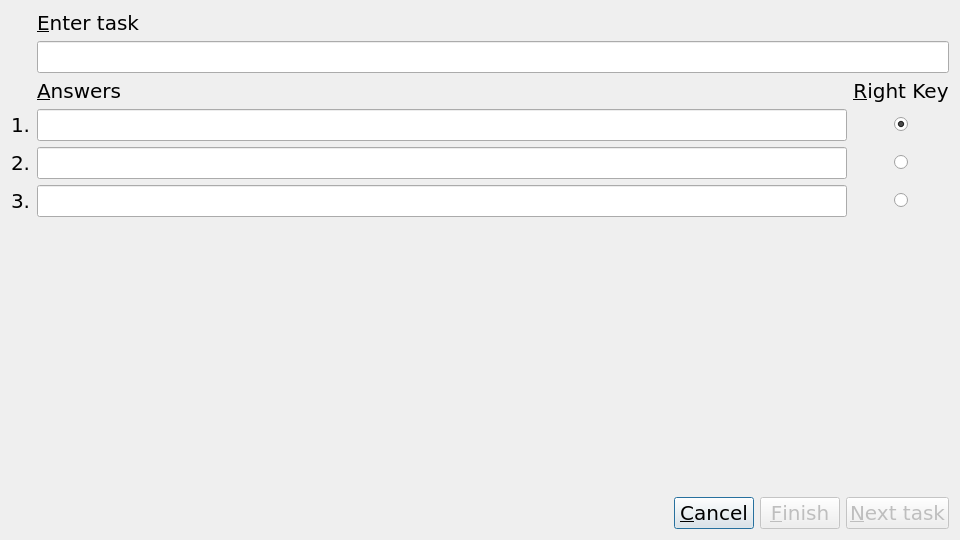
kusanekinov/CheckEng, file checkeng/dialogs/add_tasks/add_tasks.ui: the form before one commit.
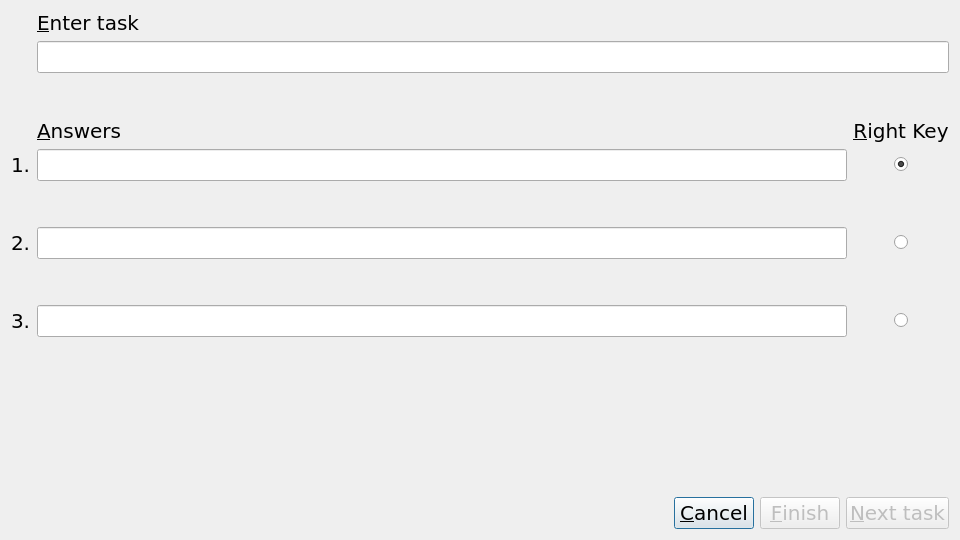
The form after the commit.

```diff
--- a/checkeng/dialogs/add_tasks/add_tasks.ui
+++ b/checkeng/dialogs/add_tasks/add_tasks.ui
@@ -27,8 +27,45 @@
   <layout class="QVBoxLayout" name="verticalLayout">
    <item>
     <layout class="QGridLayout" name="ql" columnstretch="0,2,0">
-     <item row="5" column="1">
-      <widget class="QLineEdit" name="le_answer1">
+     <item row="10" column="2">
+      <layout class="QHBoxLayout" name="horizontalLayout_4">
+       <item>
+        <spacer name="horizontalSpacer_7">
+         <property name="orientation">
+          <enum>Qt::Horizontal</enum>
+         </property>
+         <property name="sizeHint" stdset="0">
+          <size>
+           <width>40</width>
+           <height>20</height>
+          </size>
+         </property>
+        </spacer>
+       </item>
+       <item>
+        <widget class="QRadioButton" name="rb_answer3">
+         <property name="text">
+          <string/>
+         </property>
+        </widget>
+       </item>
+       <item>
+        <spacer name="horizontalSpacer_5">
+         <property name="orientation">
+          <enum>Qt::Horizontal</enum>
+         </property>
+         <property name="sizeHint" stdset="0">
+          <size>
+           <width>40</width>
+           <height>20</height>
+          </size>
+         </property>
+        </spacer>
+       </item>
+      </layout>
+     </item>
+     <item row="6" column="0">
+      <widget class="QLabel" name="label_3">
        <property name="font">
         <font>
          <family>DejaVu Sans</family>
@@ -37,13 +74,13 @@
          <bold>false</bold>
         </font>
        </property>
-       <property name="maxLength">
-        <number>256</number>
+       <property name="text">
+        <string>1.</string>
        </property>
       </widget>
      </item>
-     <item row="4" column="2">
-      <widget class="QLabel" name="label">
+     <item row="2" column="1" colspan="2">
+      <widget class="QLabel" name="l_task">
        <property name="font">
         <font>
          <family>DejaVu Sans</family>
@@ -53,18 +90,15 @@
         </font>
        </property>
        <property name="text">
-        <string>&amp;Right Key</string>
+        <string>&amp;Enter task</string>
        </property>
-       <property name="alignment">
-        <set>Qt::AlignCenter</set>
-       </property>
        <property name="buddy">
         <cstring>rb_answer1</cstring>
        </property>
       </widget>
      </item>
-     <item row="4" column="1">
-      <widget class="QLabel" name="label_2">
+     <item row="3" column="1" colspan="2">
+      <widget class="QLineEdit" name="le_task">
        <property name="font">
         <font>
          <family>DejaVu Sans</family>
@@ -73,15 +107,74 @@
          <bold>false</bold>
         </font>
        </property>
-       <property name="text">
-        <string>&amp;Answers</string>
+       <property name="maxLength">
+        <number>256</number>
        </property>
-       <property name="buddy">
-        <cstring>le_answer1</cstring>
+      </widget>
+     </item>
+     <item row="8" column="1">
+      <widget class="QLineEdit" name="le_answer2">
+       <property name="font">
+        <font>
+         <family>DejaVu Sans</family>
+         <pointsize>15</pointsize>
+         <weight>50</weight>
+         <bold>false</bold>
+        </font>
        </property>
       </widget>
      </item>
-     <item row="5" column="2">
+     <item row="8" column="2">
+      <layout class="QHBoxLayout" name="horizontalLayout_3">
+       <item>
+        <spacer name="horizontalSpacer_6">
+         <property name="orientation">
+          <enum>Qt::Horizontal</enum>
+         </property>
+         <property name="sizeHint" stdset="0">
+          <size>
+           <width>40</width>
+           <height>20</height>
+          </size>
+         </property>
+        </spacer>
+       </item>
+       <item>
+        <widget class="QRadioButton" name="rb_answer2">
+         <property name="text">
+          <string/>
+         </property>
+        </widget>
+       </item>
+       <item>
+        <spacer name="horizontalSpacer_4">
+         <property name="orientation">
+          <enum>Qt::Horizontal</enum>
+         </property>
+         <property name="sizeHint" stdset="0">
+          <size>
+           <width>40</width>
+           <height>20</height>
+          </size>
+         </property>
+        </spacer>
+       </item>
+      </layout>
+     </item>
+     <item row="9" column="1">
+      <spacer name="verticalSpacer_3">
+       <property name="orientation">
+        <enum>Qt::Vertical</enum>
+       </property>
+       <property name="sizeHint" stdset="0">
+        <size>
+         <width>20</width>
+         <height>40</height>
+        </size>
+       </property>
+      </spacer>
+     </item>
+     <item row="6" column="2">
       <layout class="QHBoxLayout" name="horizontalLayout_2">
        <item>
         <spacer name="horizontalSpacer_2">
@@ -135,89 +228,7 @@
        </item>
       </layout>
      </item>
-     <item row="7" column="2">
-      <layout class="QHBoxLayout" name="horizontalLayout_4">
-       <item>
-        <spacer name="horizontalSpacer_7">
-         <property name="orientation">
-          <enum>Qt::Horizontal</enum>
-         </property>
-         <property name="sizeHint" stdset="0">
-          <size>
-           <width>40</width>
-           <height>20</height>
-          </size>
-         </property>
-        </spacer>
-       </item>
-       <item>
-        <widget class="QRadioButton" name="rb_answer3">
-         <property name="text">
-          <string/>
-         </property>
-        </widget>
-       </item>
-       <item>
-        <spacer name="horizontalSpacer_5">
-         <property name="orientation">
-          <enum>Qt::Horizontal</enum>
-         </property>
-         <property name="sizeHint" stdset="0">
-          <size>
-           <width>40</width>
-           <height>20</height>
-          </size>
-         </property>
-        </spacer>
-       </item>
-      </layout>
-     </item>
-     <item row="6" column="0">
-      <widget class="QLabel" name="label_4">
-       <property name="font">
-        <font>
-         <family>DejaVu Sans</family>
-         <pointsize>15</pointsize>
-         <weight>50</weight>
-         <bold>false</bold>
-        </font>
-       </property>
-       <property name="text">
-        <string>2.</string>
-       </property>
-      </widget>
-     </item>
-     <item row="5" column="0">
-      <widget class="QLabel" name="label_3">
-       <property name="font">
-        <font>
-         <family>DejaVu Sans</family>
-         <pointsize>15</pointsize>
-         <weight>50</weight>
-         <bold>false</bold>
-        </font>
-       </property>
-       <property name="text">
-        <string>1.</string>
-       </property>
-      </widget>
-     </item>
-     <item row="6" column="1">
-      <widget class="QLineEdit" name="le_answer2">
-       <property name="font">
-        <font>
-         <family>DejaVu Sans</family>
-         <pointsize>15</pointsize>
-         <weight>50</weight>
-         <bold>false</bold>
-        </font>
-       </property>
-       <property name="maxLength">
-        <number>256</number>
-       </property>
-      </widget>
-     </item>
-     <item row="7" column="1">
+     <item row="10" column="1">
       <widget class="QLineEdit" name="le_answer3">
        <property name="font">
         <font>
@@ -232,7 +243,74 @@
        </property>
       </widget>
      </item>
-     <item row="7" column="0">
+     <item row="5" column="2">
+      <widget class="QLabel" name="label">
+       <property name="font">
+        <font>
+         <family>DejaVu Sans</family>
+         <pointsize>15</pointsize>
+         <weight>50</weight>
+         <bold>false</bold>
+        </font>
+       </property>
+       <property name="text">
+        <string>&amp;Right Key</string>
+       </property>
+       <property name="alignment">
+        <set>Qt::AlignCenter</set>
+       </property>
+       <property name="buddy">
+        <cstring>rb_answer1</cstring>
+       </property>
+      </widget>
+     </item>
+     <item row="7" column="1">
+      <spacer name="verticalSpacer_2">
+       <property name="orientation">
+        <enum>Qt::Vertical</enum>
+       </property>
+       <property name="sizeHint" stdset="0">
+        <size>
+         <width>20</width>
+         <height>40</height>
+        </size>
+       </property>
+      </spacer>
+     </item>
+     <item row="6" column="1">
+      <widget class="QLineEdit" name="le_answer1">
+       <property name="font">
+        <font>
+         <family>DejaVu Sans</family>
+         <pointsize>15</pointsize>
+         <weight>50</weight>
+         <bold>false</bold>
+        </font>
+       </property>
+       <property name="maxLength">
+        <number>256</number>
+       </property>
+      </widget>
+     </item>
+     <item row="5" column="1">
+      <widget class="QLabel" name="label_2">
+       <property name="font">
+        <font>
+         <family>DejaVu Sans</family>
+         <pointsize>15</pointsize>
+         <weight>50</weight>
+         <bold>false</bold>
+        </font>
+       </property>
+       <property name="text">
+        <string>&amp;Answers</string>
+       </property>
+       <property name="buddy">
+        <cstring>le_answer1</cstring>
+       </property>
+      </widget>
+     </item>
+     <item row="10" column="0">
       <widget class="QLabel" name="label_5">
        <property name="font">
         <font>
@@ -247,60 +325,8 @@
        </property>
       </widget>
      </item>
-     <item row="6" column="2">
-      <layout class="QHBoxLayout" name="horizontalLayout_3">
-       <item>
-        <spacer name="horizontalSpacer_6">
-         <property name="orientation">
-          <enum>Qt::Horizontal</enum>
-         </property>
-         <property name="sizeHint" stdset="0">
-          <size>
-           <width>40</width>
-           <height>20</height>
-          </size>
-         </property>
-        </spacer>
-       </item>
-       <item>
-        <widget class="QRadioButton" name="rb_answer2">
-         <property name="text">
-          <string/>
-         </property>
-        </widget>
-       </item>
-       <item>
-        <spacer name="horizontalSpacer_4">
-         <property name="orientation">
-          <enum>Qt::Horizontal</enum>
-         </property>
-         <property name="sizeHint" stdset="0">
-          <size>
-           <width>40</width>
-           <height>20</height>
-          </size>
-         </property>
-        </spacer>
-       </item>
-      </layout>
-     </item>
-     <item row="3" column="1" colspan="2">
-      <widget class="QLineEdit" name="le_task">
-       <property name="font">
-        <font>
-         <family>DejaVu Sans</family>
-         <pointsize>15</pointsize>
-         <weight>50</weight>
-         <bold>false</bold>
-        </font>
-       </property>
-       <property name="maxLength">
-        <number>256</number>
-       </property>
-      </widget>
-     </item>
-     <item row="2" column="1" colspan="2">
-      <widget class="QLabel" name="l_task">
+     <item row="8" column="0">
+      <widget class="QLabel" name="label_4">
        <property name="font">
         <font>
          <family>DejaVu Sans</family>
@@ -310,13 +336,23 @@
         </font>
        </property>
        <property name="text">
-        <string>&amp;Enter task</string>
-       </property>
-       <property name="buddy">
-        <cstring>le_task</cstring>
+        <string>2.</string>
        </property>
       </widget>
      </item>
+     <item row="4" column="1">
+      <spacer name="verticalSpacer_4">
+       <property name="orientation">
+        <enum>Qt::Vertical</enum>
+       </property>
+       <property name="sizeHint" stdset="0">
+        <size>
+         <width>20</width>
+         <height>40</height>
+        </size>
+       </property>
+      </spacer>
+     </item>
     </layout>
    </item>
    <item>
```
Left out of the diff: 5 changed lines with no effect on the pictures.
